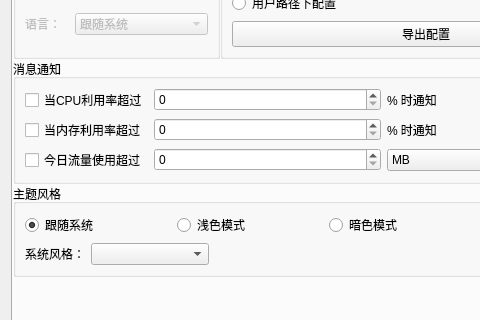
Qt form dde-dock-plugin/WinDdeDockSetting.ui (XMuli/NetSpeed) before a commit; both pictures show x 0 to 480 and y 105 to 425 of the 645 by 721 pixel window.
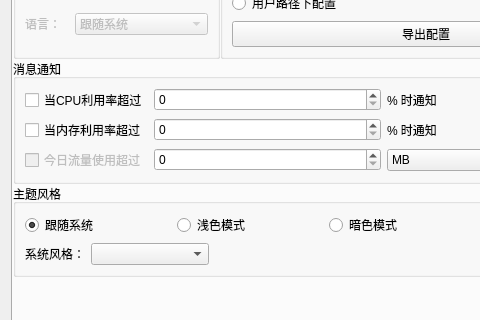
The same form after that commit. The open tabs and pages were chosen to show the change. Icons and pictures are not drawn.

```diff
--- a/dde-dock-plugin/WinDdeDockSetting.ui
+++ b/dde-dock-plugin/WinDdeDockSetting.ui
@@ -801,6 +801,9 @@
           </item>
           <item row="3" column="0">
            <widget class="QCheckBox" name="checkBoxNetOver">
+            <property name="enabled">
+             <bool>false</bool>
+            </property>
             <property name="text">
              <string>今日流量使用超过</string>
             </property>
```
